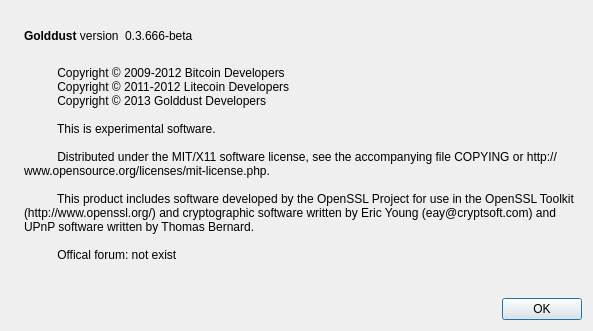
Before: the Qt Designer form src/qt/forms/aboutdialog.ui in sdmathis/golddust, drawn with Qt 5.
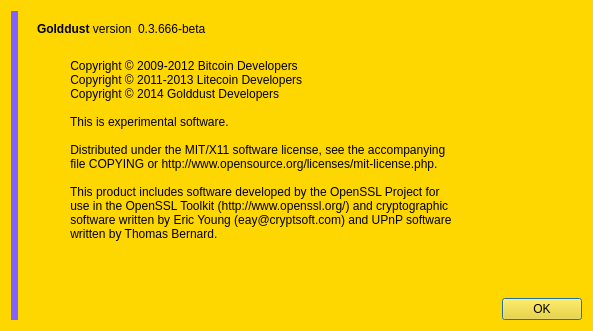
After: the same form once the commit is applied. Icons and pictures are not drawn.

```diff
--- a/src/qt/forms/aboutdialog.ui
+++ b/src/qt/forms/aboutdialog.ui
@@ -13,6 +13,10 @@
   <property name="windowTitle">
    <string>About Golddust</string>
   </property>
+  <property name="styleSheet">
+   <string notr="true">background-color: gold;
+</string>
+  </property>
   <layout class="QHBoxLayout" name="horizontalLayout_2">
    <item>
     <widget class="QLabel" name="label_4">
@@ -22,8 +26,18 @@
        <verstretch>0</verstretch>
       </sizepolicy>
      </property>
+     <property name="styleSheet">
+      <string notr="true">background-color: rgb(130, 99, 255);</string>
+     </property>
      <property name="pixmap">
-      <pixmap resource="../bitcoin.qrc">:/images/about</pixmap>
+      <pixmap>../../../../Users/sdmathis/Documents/GitHub/golddust/src/qt/res/icons/logo3.png</pixmap>
+     </property>
+    </widget>
+   </item>
+   <item>
+    <widget class="QLabel" name="label_3">
+     <property name="text">
+      <string/>
      </property>
     </widget>
    </item>
@@ -90,22 +104,32 @@
      </item>
      <item>
       <widget class="QLabel" name="label_2">
+       <property name="minimumSize">
+        <size>
+         <width>471</width>
+         <height>0</height>
+        </size>
+       </property>
        <property name="cursor">
         <cursorShape>IBeamCursor</cursorShape>
        </property>
        <property name="text">
         <string>
           Copyright © 2009-2012 Bitcoin Developers
-          Copyright © 2011-2012 Litecoin Developers
-          Copyright © 2013 Golddust Developers
+          Copyright © 2011-2013 Litecoin Developers
+          Copyright © 2014 Golddust Developers
 
           This is experimental software.
 
-          Distributed under the MIT/X11 software license, see the accompanying file COPYING or http://www.opensource.org/licenses/mit-license.php.
+          Distributed under the MIT/X11 software license, see the accompanying
+          file COPYING or http://www.opensource.org/licenses/mit-license.php.
 
-          This product includes software developed by the OpenSSL Project for use in the OpenSSL Toolkit (http://www.openssl.org/) and cryptographic software written by Eric Young (eay@cryptsoft.com) and UPnP software written by Thomas Bernard.
+          This product includes software developed by the OpenSSL Project for 
+          use in the OpenSSL Toolkit (http://www.openssl.org/) and cryptographic
+          software written by Eric Young (eay@cryptsoft.com) and UPnP software
+          written by Thomas Bernard.
 
-          Offical forum: not exist
+          
         </string>
        </property>
        <property name="wordWrap">
```
Left out of the diff: 4 changed lines with no effect on the pictures.
